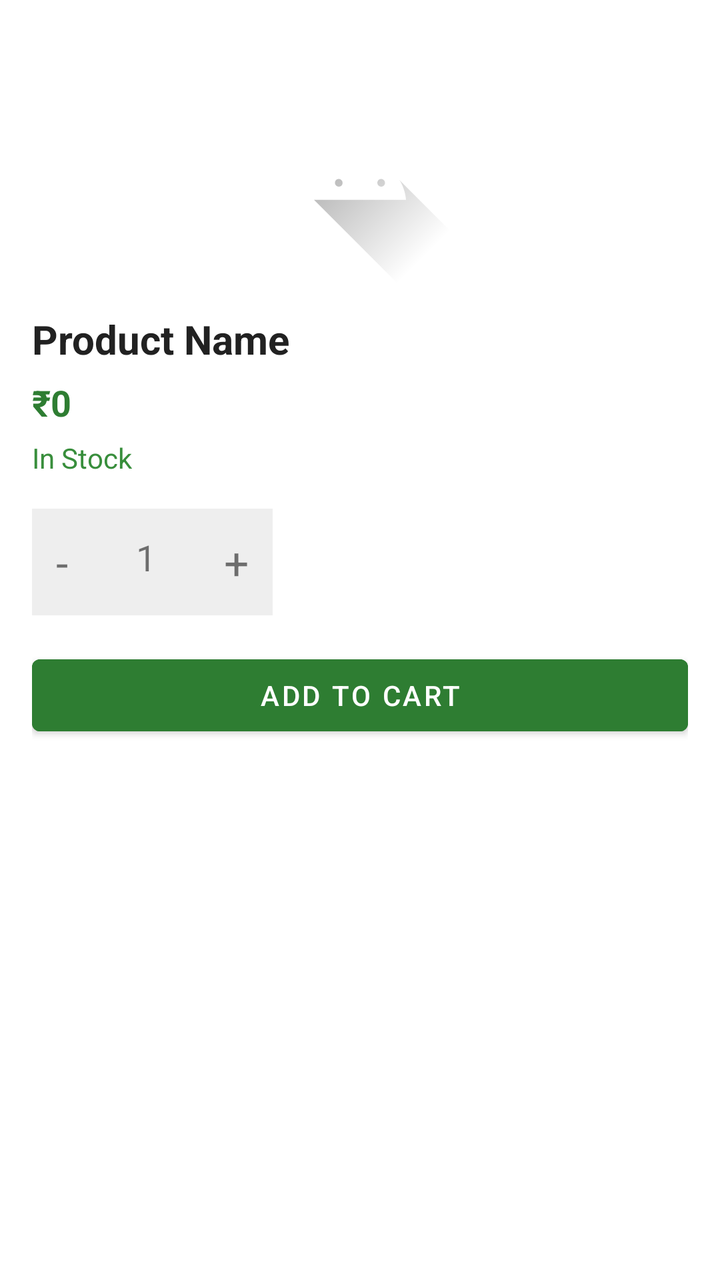
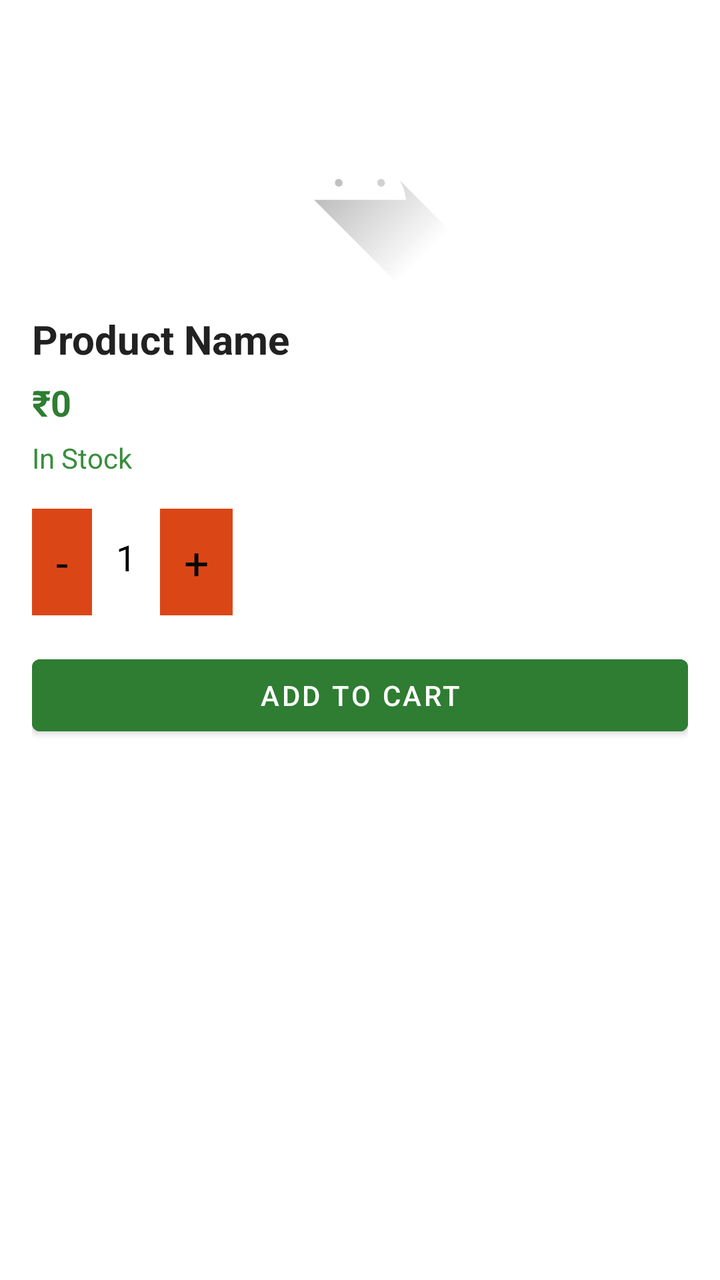

The first picture is an Android layout as it rendered before a commit; the second is the same layout after the commit. The layout source and the unified diff follow.
<!-- AndroidManifest.xml: application theme Theme.BulkAgrochem -->
<!-- res/layout/activity_product_detail.xml -->
<?xml version="1.0" encoding="utf-8"?>
<ScrollView xmlns:android="http://schemas.android.com/apk/res/android"
    android:layout_width="match_parent"
    android:layout_height="match_parent"
    android:background="#FFFFFF">

    <LinearLayout
        android:layout_width="match_parent"
        android:layout_height="wrap_content"
        android:orientation="vertical"
        android:padding="16dp"
        android:layout_marginTop="20dp">

        
        <ImageView
            android:id="@+id/imgProduct"
            android:layout_width="match_parent"
            android:layout_height="match_parent"
            android:scaleType="centerInside"
            android:src="@drawable/ic_launcher_foreground" />

        
        <TextView
            android:id="@+id/txtProductName"
            android:layout_width="match_parent"
            android:layout_height="wrap_content"
            android:layout_marginTop="12dp"
            android:text="Product Name"
            android:textSize="20sp"
            android:textStyle="bold"
            android:textColor="#212121" />

        
        <TextView
            android:id="@+id/txtProductPrice"
            android:layout_width="wrap_content"
            android:layout_height="wrap_content"
            android:layout_marginTop="6dp"
            android:text="₹0"
            android:textSize="18sp"
            android:textStyle="bold"
            android:textColor="#2E7D32" />

        
        <TextView
            android:id="@+id/txtStock"
            android:layout_width="wrap_content"
            android:layout_height="wrap_content"
            android:layout_marginTop="6dp"
            android:text="In Stock"
            android:textSize="14sp"
            android:textColor="#388E3C" />


        
        <LinearLayout
            android:layout_width="wrap_content"
            android:layout_height="wrap_content"
            android:layout_marginTop="16dp"
            android:orientation="horizontal"
            android:gravity="center_vertical"
            android:foreground="?attr/selectableItemBackground"
            android:background="@drawable/bg_qty_button">

            <TextView
                android:id="@+id/btnMinus"
                android:text="-"
                android:textSize="22sp"
                android:padding="12dp"
                android:background="#EEEEEE"
                android:layout_height="match_parent"
                android:layout_width="match_parent"/>

            <TextView
                android:id="@+id/txtQty"
                android:text="1"
                android:textSize="18sp"
                android:padding="12dp"
                android:layout_marginHorizontal="10dp"
                android:layout_height="match_parent"
                android:layout_width="match_parent"/>

            <TextView
                android:id="@+id/btnPlus"
                android:text="+"
                android:textSize="22sp"
                android:padding="12dp"
                android:background="#EEEEEE"
                android:layout_height="match_parent"
                android:layout_width="match_parent"/>
        </LinearLayout>

        
        <Button
            android:id="@+id/btnAddToCart"
            android:layout_width="match_parent"
            android:layout_height="48dp"
            android:layout_marginTop="16dp"
            android:text="Add to Cart"
            android:backgroundTint="#2E7D32"
            android:textColor="#FFFFFF"/>

        
        <TextView
            android:id="@+id/txtDescription"
            android:layout_width="match_parent"
            android:layout_height="wrap_content"
            android:layout_marginTop="12dp"
            android:text="Product Description..."
            android:textSize="14sp"
            android:textColor="#757575"
            android:visibility="gone"/>

        
        <TextView
            android:id="@+id/txtDetails"
            android:layout_width="match_parent"
            android:layout_height="wrap_content"
            android:layout_marginTop="12dp"
            android:text="Product Details..."
            android:textSize="14sp"
            android:textColor="#616161"
            android:visibility="gone"/>

    </LinearLayout>

</ScrollView>
<!-- resources referenced by this layout -->
<resources>
  <!-- drawable bg_qty_button (drawable) -->
  <shape xmlns:android="http://schemas.android.com/apk/res/android">
      <solid android:color="#EEEEEE"/>
      <corners android:radius="8dp"/>
  </shape>
  <!-- drawable ic_launcher_foreground (drawable) -->
  <vector xmlns:android="http://schemas.android.com/apk/res/android"
      xmlns:aapt="http://schemas.android.com/aapt"
      android:width="108dp"
      android:height="108dp"
      android:viewportWidth="108"
      android:viewportHeight="108">
      <path android:pathData="M31,63.928c0,0 6.4,-11 12.1,-13.1c7.2,-2.6 26,-1.4 26,-1.4l38.1,38.1L107,108.928l-32,-1L31,63.928z">
          <aapt:attr name="android:fillColor">
              <gradient
                  android:endX="85.84757"
                  android:endY="92.4963"
                  android:startX="42.9492"
                  android:startY="49.59793"
                  android:type="linear">
                  <item
                      android:color="#44000000"
                      android:offset="0.0" />
                  <item
                      android:color="#00000000"
                      android:offset="1.0" />
              </gradient>
          </aapt:attr>
      </path>
      <path
          android:fillColor="#FFFFFF"
          android:fillType="nonZero"
          android:pathData="M65.3,45.828l3.8,-6.6c0.2,-0.4 0.1,-0.9 -0.3,-1.1c-0.4,-0.2 -0.9,-0.1 -1.1,0.3l-3.9,6.7c-6.3,-2.8 -13.4,-2.8 -19.7,0l-3.9,-6.7c-0.2,-0.4 -0.7,-0.5 -1.1,-0.3C38.8,38.328 38.7,38.828 38.9,39.228l3.8,6.6C36.2,49.428 31.7,56.028 31,63.928h46C76.3,56.028 71.8,49.428 65.3,45.828zM43.4,57.328c-0.8,0 -1.5,-0.5 -1.8,-1.2c-0.3,-0.7 -0.1,-1.5 0.4,-2.1c0.5,-0.5 1.4,-0.7 2.1,-0.4c0.7,0.3 1.2,1 1.2,1.8C45.3,56.528 44.5,57.328 43.4,57.328L43.4,57.328zM64.6,57.328c-0.8,0 -1.5,-0.5 -1.8,-1.2s-0.1,-1.5 0.4,-2.1c0.5,-0.5 1.4,-0.7 2.1,-0.4c0.7,0.3 1.2,1 1.2,1.8C66.5,56.528 65.6,57.328 64.6,57.328L64.6,57.328z"
          android:strokeWidth="1"
          android:strokeColor="#00000000" />
  </vector>
  <style name="Theme.BulkAgrochem" parent="Base.Theme.BulkAgrochem" />
  <style name="Base.Theme.BulkAgrochem" parent="Theme.MaterialComponents.DayNight.NoActionBar">
          
          <item name="android:windowBackground">@color/app_background</item>
          <item name="colorSurface">@color/app_background</item>
      </style>
  <color name="app_background">#F5F5F5</color>
</resources>

<!-- the commit's change to res/layout/activity_product_detail.xml (unified diff, before → after) -->
@@ -65,9 +65,10 @@
             <TextView
                 android:id="@+id/btnMinus"
                 android:text="-"
+                android:textColor="@color/black"
                 android:textSize="22sp"
                 android:padding="12dp"
-                android:background="#EEEEEE"
+                android:background="#DB4617"
                 android:layout_height="match_parent"
                 android:layout_width="match_parent"/>
 
@@ -75,17 +76,19 @@
                 android:id="@+id/txtQty"
                 android:text="1"
                 android:textSize="18sp"
+                android:background="@color/white"
                 android:padding="12dp"
-                android:layout_marginHorizontal="10dp"
+                android:textColor="@color/black"
                 android:layout_height="match_parent"
                 android:layout_width="match_parent"/>
 
             <TextView
                 android:id="@+id/btnPlus"
                 android:text="+"
+                android:textColor="@color/black"
                 android:textSize="22sp"
                 android:padding="12dp"
-                android:background="#EEEEEE"
+                android:background="#DB4617"
                 android:layout_height="match_parent"
                 android:layout_width="match_parent"/>
         </LinearLayout>
<!-- resource entries referenced after the edit -->
@@ -1,5 +1,7 @@
 <!-- resources referenced by this layout -->
 <resources>
+  <color name="black">#FF000000</color>
+  <color name="white">#FFFFFFFF</color>
   <!-- drawable bg_qty_button (drawable) -->
   <shape xmlns:android="http://schemas.android.com/apk/res/android">
       <solid android:color="#EEEEEE"/>
